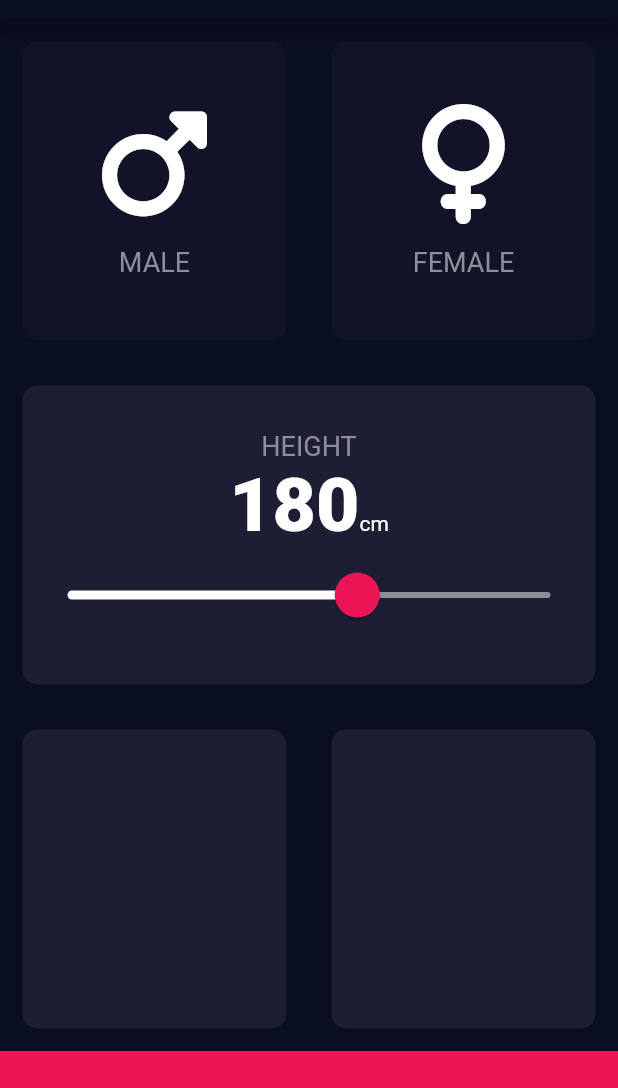
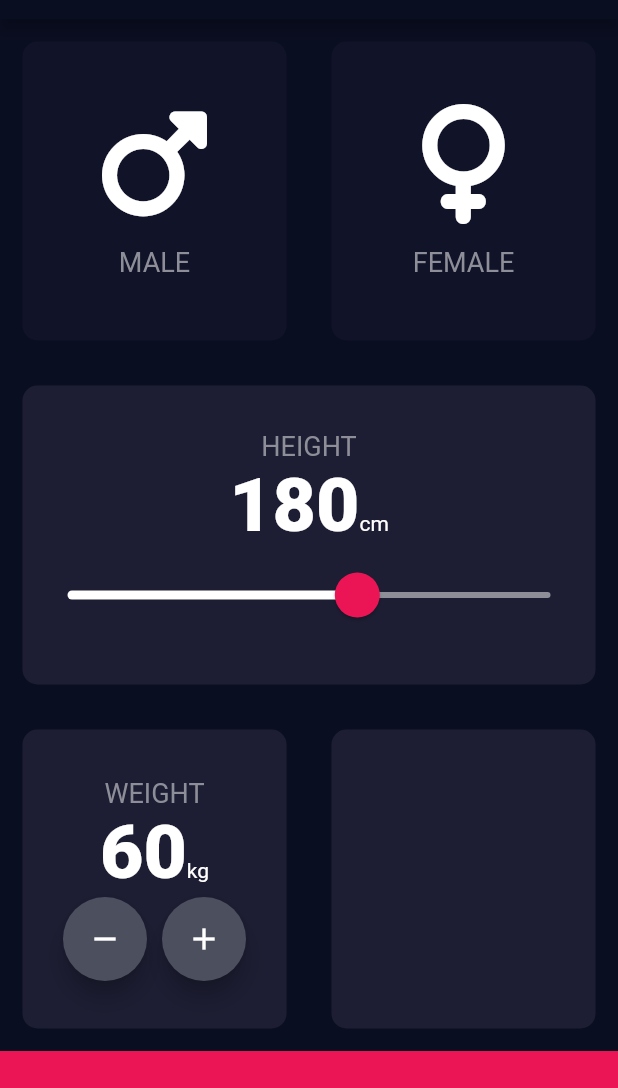
Before and after one commit to DanielGoye/dart_example, a Flutter app: the screen it shows after launch, on a phone screen of 412 x 824 dp, the part 65-1153 px from its top. Run offline on Flutter 3.47's test engine with Material 2 defaults, Android fonts, the phone set to English and light mode, and no system bars; our stand-ins replace font_awesome_flutter.

Commit message:
Create custom round button

```diff
--- a/lib/input_page.dart
+++ b/lib/input_page.dart
@@ -16,6 +16,7 @@ class InputPage extends StatefulWidget {
 class _InputPageState extends State<InputPage> {
   Gender gender = Gender.notSelected;
   int height = 180;
+  int weight = 60;
 
   @override
   Widget build(BuildContext context) {
@@ -103,7 +104,51 @@ class _InputPageState extends State<InputPage> {
                 Expanded(
                   child: ReusableCard(
                       color: kActiveCardColor,
-                      cardChild: Container(),
+                      cardChild: Column(
+                        mainAxisAlignment: MainAxisAlignment.center,
+                        children: [
+                          const Text(
+                            "WEIGHT",
+                            style: kLabelStyle,
+                          ),
+                          Row(
+                            mainAxisAlignment: MainAxisAlignment.center,
+                            crossAxisAlignment: CrossAxisAlignment.baseline,
+                            textBaseline: TextBaseline.alphabetic,
+                            children: [
+                              Text(
+                                weight.toString(),
+                                style: kNumberTextStyle,
+                              ),
+                              const Text("kg"),
+                            ],
+                          ),
+                          Row(
+                            mainAxisAlignment: MainAxisAlignment.center,
+                            children: [
+                              RoundIconButton(
+                                onPressed: () {
+                                  setState(() {
+                                    weight--;
+                                  });
+                                },
+                                child: const Icon(Icons.remove,
+                                    color: Colors.white),
+                              ),
+                              const SizedBox(width: 10),
+                              RoundIconButton(
+                                onPressed: () {
+                                  setState(() {
+                                    weight++;
+                                  });
+                                },
+                                child:
+                                    const Icon(Icons.add, color: Colors.white),
+                              ),
+                            ],
+                          )
+                        ],
+                      ),
                       onPressed: () {}),
                 ),
                 Expanded(
@@ -125,3 +170,22 @@ class _InputPageState extends State<InputPage> {
     );
   }
 }
+
+class RoundIconButton extends StatelessWidget {
+  final VoidCallback onPressed;
+  final Widget child;
+  const RoundIconButton(
+      {super.key, required this.onPressed, required this.child});
+
+  @override
+  Widget build(BuildContext context) {
+    return RawMaterialButton(
+      onPressed: onPressed,
+      shape: const CircleBorder(),
+      fillColor: const Color(0xFF4c4f5e),
+      constraints: const BoxConstraints.tightFor(width: 56, height: 56),
+      elevation: 6,
+      child: child,
+    );
+  }
+}
```
